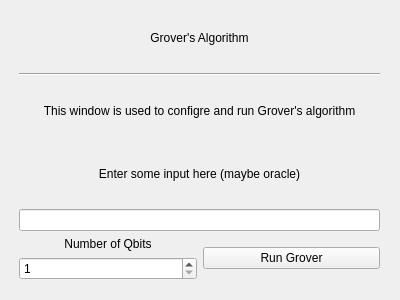
Before: the Qt Designer form resource/groverOG.ui in Quantum-Computing-GP-3/Simulated-Quantum-Computer, drawn with Qt 5.
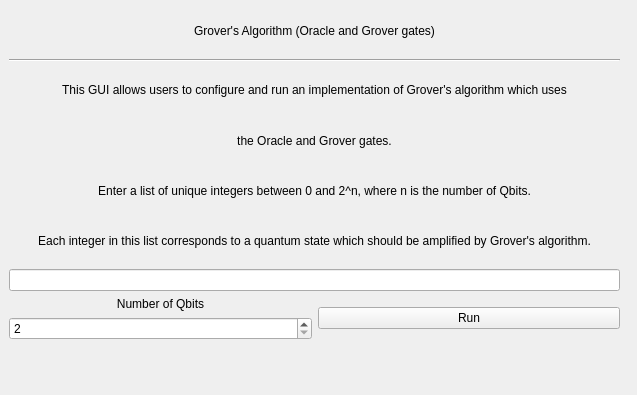
After: the same form once the commit is applied.

Diff of the .ui file:
```diff
--- a/resource/groverOG.ui
+++ b/resource/groverOG.ui
@@ -6,8 +6,8 @@
    <rect>
     <x>0</x>
     <y>0</y>
-    <width>400</width>
-    <height>300</height>
+    <width>637</width>
+    <height>395</height>
    </rect>
   </property>
   <property name="windowTitle">
@@ -16,10 +16,10 @@
   <widget class="QWidget" name="verticalLayoutWidget">
    <property name="geometry">
     <rect>
-     <x>19</x>
+     <x>9</x>
      <y>9</y>
-     <width>361</width>
-     <height>271</height>
+     <width>611</width>
+     <height>331</height>
     </rect>
    </property>
    <layout class="QVBoxLayout" name="verticalLayout">
@@ -29,7 +29,7 @@
        <string notr="true">font: 20pt &quot;MS Sans Serif&quot;;</string>
       </property>
       <property name="text">
-       <string>Grover's Algorithm</string>
+       <string>Grover's Algorithm (Oracle and Grover gates)</string>
       </property>
       <property name="alignment">
        <set>Qt::AlignCenter</set>
@@ -46,7 +46,7 @@
     <item>
      <widget class="QLabel" name="label_4">
       <property name="text">
-       <string>This window is used to configre and run Grover's algorithm</string>
+       <string>This GUI allows users to configure and run an implementation of Grover's algorithm which uses</string>
       </property>
       <property name="alignment">
        <set>Qt::AlignCenter</set>
@@ -56,7 +56,27 @@
     <item>
      <widget class="QLabel" name="label_3">
       <property name="text">
-       <string>Enter some input here (maybe oracle)</string>
+       <string>the Oracle and Grover gates.</string>
+      </property>
+      <property name="alignment">
+       <set>Qt::AlignCenter</set>
+      </property>
+     </widget>
+    </item>
+    <item>
+     <widget class="QLabel" name="label_5">
+      <property name="text">
+       <string>Enter a list of unique integers between 0 and 2^n, where n is the number of Qbits.</string>
+      </property>
+      <property name="alignment">
+       <set>Qt::AlignCenter</set>
+      </property>
+     </widget>
+    </item>
+    <item>
+     <widget class="QLabel" name="label_6">
+      <property name="text">
+       <string>Each integer in this list corresponds to a quantum state which should be amplified by Grover's algorithm.</string>
       </property>
       <property name="alignment">
        <set>Qt::AlignCenter</set>
@@ -86,7 +106,7 @@
         <item>
          <widget class="QSpinBox" name="RegisterSize">
           <property name="minimum">
-           <number>1</number>
+           <number>2</number>
           </property>
           <property name="maximum">
            <number>30</number>
@@ -98,7 +118,7 @@
       <item>
        <widget class="QPushButton" name="RunGrover">
         <property name="text">
-         <string>Run Grover</string>
+         <string>Run</string>
         </property>
        </widget>
       </item>
```
Left out of the diff: 2 changed lines with no effect on the pictures.
